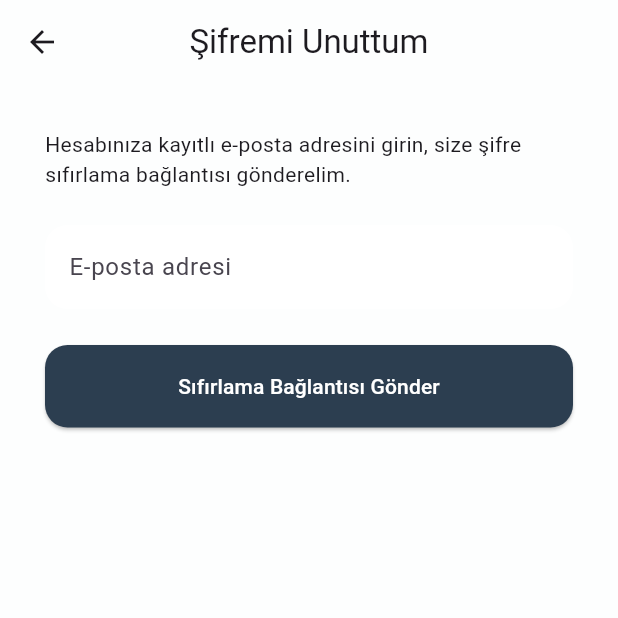
After one commit to MobileProgrammingApp/MainProject, a Flutter app: the screen it shows after launch, after a tap on "Şifremi Unuttum?", on a phone screen of 412 x 824 dp, the top half of it. The commit adds this screen. Run offline on Flutter 3.47's test engine with Material 3 defaults, Android fonts, the light colour scheme and no system bars; our stand-ins replace firebase_core, firebase_messaging, flutter_local_notifications, shared_preferences; accounts and stored records are empty; network calls fail.

Commit message:
Add forgot password flow: email link to a web reset form
forgot_password.php issues a 1-hour expiring reset_token and emails
a link (always returns a generic response so email existence isn't
leaked); reset_password.php serves a small HTML form to set the new
password, matching the existing verify_email.php pattern. Flutter
gets a "Şifremi Unuttum?" screen linked from the login screen.

```diff
--- /dev/null
+++ b/flutter_app/lib/features/auth/forgot_password_screen.dart
@@ -0,0 +1,134 @@
+import 'package:flutter/material.dart';
+import '../../core/api_service.dart';
+import '../../core/app_theme.dart';
+
+class ForgotPasswordScreen extends StatefulWidget {
+  const ForgotPasswordScreen({super.key});
+
+  @override
+  State<ForgotPasswordScreen> createState() => _ForgotPasswordScreenState();
+}
+
+class _ForgotPasswordScreenState extends State<ForgotPasswordScreen> {
+  final TextEditingController _emailController = TextEditingController();
+  bool _isLoading = false;
+  bool _sent = false;
+
+  void _submit() async {
+    final email = _emailController.text.trim();
+    if (email.isEmpty) {
+      ScaffoldMessenger.of(context).showSnackBar(
+        const SnackBar(content: Text("Lütfen e-posta adresinizi girin")),
+      );
+      return;
+    }
+
+    final emailRegex = RegExp(r'^[\w\.\-]+@[\w\-]+\.[a-zA-Z]{2,}$');
+    if (!emailRegex.hasMatch(email)) {
+      ScaffoldMessenger.of(context).showSnackBar(
+        const SnackBar(
+          content: Text("Lütfen geçerli bir e-posta adresi girin"),
+        ),
+      );
+      return;
+    }
+
+    setState(() => _isLoading = true);
+    final result = await ApiService.forgotPassword(email);
+    setState(() => _isLoading = false);
+
+    if (result['status'] == 'success') {
+      setState(() => _sent = true);
+    } else if (mounted) {
+      ScaffoldMessenger.of(context).showSnackBar(
+        SnackBar(content: Text(result['message'] ?? "Bir hata oluştu")),
+      );
+    }
+  }
+
+  @override
+  Widget build(BuildContext context) {
+    return Scaffold(
+      backgroundColor: AppStyles.backgroundColor,
+      appBar: AppBar(
+        title: const Text("Şifremi Unuttum"),
+        backgroundColor: AppStyles.backgroundColor,
+      ),
+      body: Padding(
+        padding: const EdgeInsets.all(30.0),
+        child: _sent
+            ? Center(
+                child: Column(
+                  mainAxisAlignment: MainAxisAlignment.center,
+                  children: [
+                    const Icon(
+                      Icons.mark_email_read_outlined,
+                      size: 64,
+                      color: AppStyles.primaryColor,
+                    ),
+                    const SizedBox(height: 20),
+                    const Text(
+                      "E-posta adresiniz kayıtlıysa, şifre sıfırlama bağlantısını gönderdik. Gelen kutunuzu (ve spam klasörünü) kontrol edin.",
+                      textAlign: TextAlign.center,
+                    ),
+                    const SizedBox(height: 30),
+                    ElevatedButton(
+                      onPressed: () => Navigator.pop(context),
+                      style: ElevatedButton.styleFrom(
+                        backgroundColor: AppStyles.primaryColor,
+                        minimumSize: const Size(double.infinity, 55),
+                        shape: RoundedRectangleBorder(
+                          borderRadius: BorderRadius.circular(15),
+                        ),
+                      ),
+                      child: const Text(
+                        "Giriş Ekranına Dön",
+                        style: TextStyle(color: Colors.white),
+                      ),
+                    ),
+                  ],
+                ),
+              )
+            : Column(
+                crossAxisAlignment: CrossAxisAlignment.start,
+                children: [
+                  const Text(
+                    "Hesabınıza kayıtlı e-posta adresini girin, size şifre sıfırlama bağlantısı gönderelim.",
+                  ),
+                  const SizedBox(height: 24),
+                  TextField(
+                    controller: _emailController,
+                    keyboardType: TextInputType.emailAddress,
+                    decoration: InputDecoration(
+                      hintText: 'E-posta adresi',
+                      filled: true,
+                      fillColor: Colors.white,
+                      border: OutlineInputBorder(
+                        borderRadius: BorderRadius.circular(15),
+                        borderSide: BorderSide.none,
+                      ),
+                    ),
+                  ),
+                  const SizedBox(height: 24),
+                  _isLoading
+                      ? const Center(child: CircularProgressIndicator())
+                      : ElevatedButton(
+                          onPressed: _submit,
+                          style: ElevatedButton.styleFrom(
+                            backgroundColor: AppStyles.primaryColor,
+                            minimumSize: const Size(double.infinity, 55),
+                            shape: RoundedRectangleBorder(
+                              borderRadius: BorderRadius.circular(15),
+                            ),
+                          ),
+                          child: const Text(
+                            "Sıfırlama Bağlantısı Gönder",
+                            style: TextStyle(color: Colors.white),
+                          ),
+                        ),
+                ],
+              ),
+      ),
+    );
+  }
+}
--- a/flutter_app/lib/features/auth/login_screen.dart
+++ b/flutter_app/lib/features/auth/login_screen.dart
@@ -2,6 +2,7 @@ import 'package:flutter/material.dart';
 import '../../core/app_theme.dart';
 import '../../core/app_scaffold.dart';
 import 'register_screen.dart';
+import 'forgot_password_screen.dart';
 import '../../core/api_service.dart';
 import 'package:shared_preferences/shared_preferences.dart';
 
@@ -20,7 +21,9 @@ class _LoginScreenState extends State<LoginScreen> {
 
   void _login() async {
     if (_emailController.text.isEmpty || _passwordController.text.isEmpty) {
-      ScaffoldMessenger.of(context).showSnackBar(const SnackBar(content: Text("Lütfen alanları doldurun")));
+      ScaffoldMessenger.of(
+        context,
+      ).showSnackBar(const SnackBar(content: Text("Lütfen alanları doldurun")));
       return;
     }
 
@@ -28,7 +31,7 @@ class _LoginScreenState extends State<LoginScreen> {
 
     final result = await ApiService.login(
       _emailController.text,
-      _passwordController.text
+      _passwordController.text,
     );
 
     setState(() => _isLoading = false);
@@ -36,14 +39,20 @@ class _LoginScreenState extends State<LoginScreen> {
     if (result['status'] == 'success') {
       final prefs = await SharedPreferences.getInstance();
 
-      await prefs.setInt('saved_house_id', int.parse(result['user_id'].toString()));
+      await prefs.setInt(
+        'saved_house_id',
+        int.parse(result['user_id'].toString()),
+      );
       await prefs.setString('saved_house_name', result['house_name']);
       await prefs.setString('api_token', result['api_token'] ?? '');
 
       if (!mounted) return;
       Navigator.pushAndRemoveUntil(
         context,
-        MaterialPageRoute(builder: (context) => AppScaffold(houseId: int.parse(result['user_id'].toString()))),
+        MaterialPageRoute(
+          builder: (context) =>
+              AppScaffold(houseId: int.parse(result['user_id'].toString())),
+        ),
         (route) => false,
       );
     } else {
@@ -53,7 +62,6 @@ class _LoginScreenState extends State<LoginScreen> {
       );
     }
   }
-
 
   @override
   Widget build(BuildContext context) {
@@ -65,7 +73,11 @@ class _LoginScreenState extends State<LoginScreen> {
           child: Column(
             mainAxisAlignment: MainAxisAlignment.center,
             children: [
-              const Icon(Icons.home_work_rounded, size: 80, color: AppStyles.primaryColor),
+              const Icon(
+                Icons.home_work_rounded,
+                size: 80,
+                color: AppStyles.primaryColor,
+              ),
               const SizedBox(height: 20),
               const Text("HomePal", style: AppStyles.appBarTitle),
               const SizedBox(height: 40),
@@ -77,7 +89,10 @@ class _LoginScreenState extends State<LoginScreen> {
                   hintText: 'Ev Ortak Maili',
                   filled: true,
                   fillColor: Colors.white,
-                  border: OutlineInputBorder(borderRadius: BorderRadius.circular(15), borderSide: BorderSide.none),
+                  border: OutlineInputBorder(
+                    borderRadius: BorderRadius.circular(15),
+                    borderSide: BorderSide.none,
+                  ),
                 ),
               ),
               const SizedBox(height: 15),
@@ -90,32 +105,69 @@ class _LoginScreenState extends State<LoginScreen> {
                   hintText: 'Şifre',
                   filled: true,
                   fillColor: Colors.white,
-                  border: OutlineInputBorder(borderRadius: BorderRadius.circular(15), borderSide: BorderSide.none),
+                  border: OutlineInputBorder(
+                    borderRadius: BorderRadius.circular(15),
+                    borderSide: BorderSide.none,
+                  ),
                   suffixIcon: IconButton(
-                    icon: Icon(_obscurePassword ? Icons.visibility_off : Icons.visibility),
-                    onPressed: () => setState(() => _obscurePassword = !_obscurePassword),
+                    icon: Icon(
+                      _obscurePassword
+                          ? Icons.visibility_off
+                          : Icons.visibility,
+                    ),
+                    onPressed: () =>
+                        setState(() => _obscurePassword = !_obscurePassword),
                   ),
                 ),
               ),
-              const SizedBox(height: 30),
+              Align(
+                alignment: Alignment.centerRight,
+                child: TextButton(
+                  onPressed: () => Navigator.push(
+                    context,
+                    MaterialPageRoute(
+                      builder: (context) => const ForgotPasswordScreen(),
+                    ),
+                  ),
+                  child: const Text(
+                    "Şifremi Unuttum?",
+                    style: TextStyle(color: AppStyles.primaryColor),
+                  ),
+                ),
+              ),
+              const SizedBox(height: 10),
 
               // Giriş Butonu
               _isLoading
                   ? const CircularProgressIndicator()
                   : ElevatedButton(
-                    onPressed: _login, // Butona basılınca Backend fonksiyonu çalışır
+                      onPressed:
+                          _login, // Butona basılınca Backend fonksiyonu çalışır
                       style: ElevatedButton.styleFrom(
                         backgroundColor: AppStyles.primaryColor,
                         minimumSize: const Size(double.infinity, 55),
-                      shape: RoundedRectangleBorder(borderRadius: BorderRadius.circular(15)),
+                        shape: RoundedRectangleBorder(
+                          borderRadius: BorderRadius.circular(15),
                         ),
-                    child: const Text("Giriş Yap", style: TextStyle(color: Colors.white, fontSize: 16)),
+                      ),
+                      child: const Text(
+                        "Giriş Yap",
+                        style: TextStyle(color: Colors.white, fontSize: 16),
+                      ),
                     ),
 
               // Kayıt Ol Linki
               TextButton(
-                onPressed: () => Navigator.push(context, MaterialPageRoute(builder: (context) => const RegisterScreen())),
-                child: const Text("Henüz bir ev hesabınız yok mu? Kaydol", style: TextStyle(color: AppStyles.primaryColor)),
+                onPressed: () => Navigator.push(
+                  context,
+                  MaterialPageRoute(
+                    builder: (context) => const RegisterScreen(),
+                  ),
+                ),
+                child: const Text(
+                  "Henüz bir ev hesabınız yok mu? Kaydol",
+                  style: TextStyle(color: AppStyles.primaryColor),
+                ),
               ),
             ],
           ),
```
Also changed, not shown: flutter_app/lib/core/api_service.dart (+128 -40 lines), 4 other files. Lines whose indentation alone changed are shown as unchanged.
